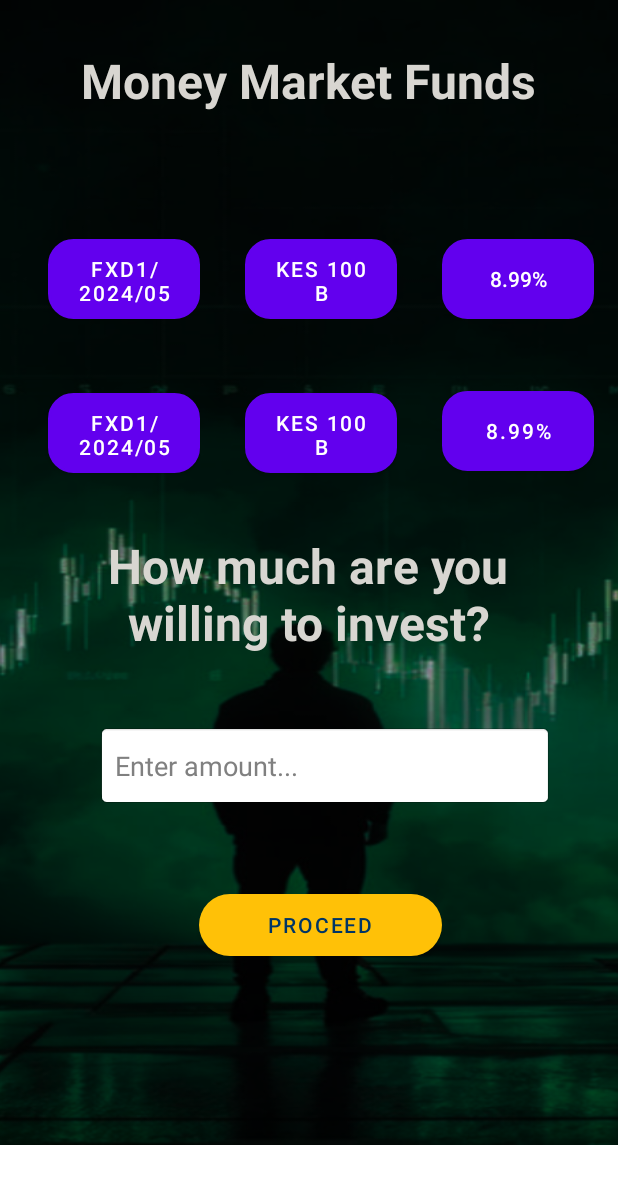
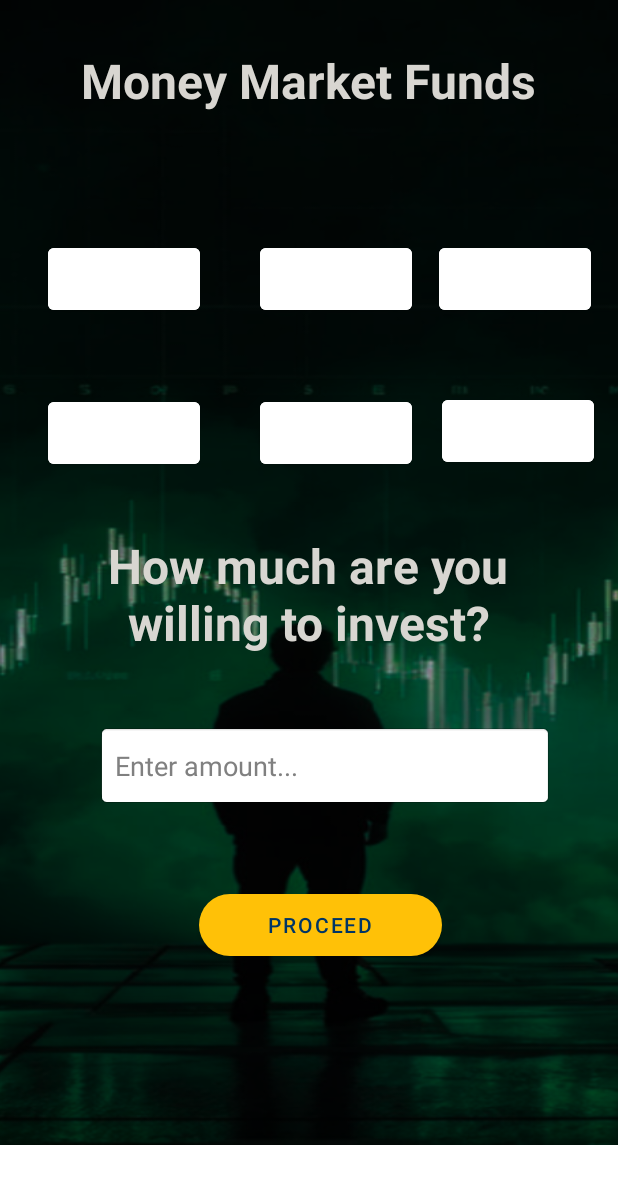
Before and after one commit to akirachix/Vivosparks-Mobile, an Android app: the MarketActivity screen opened directly, with no data from a screen before it, on a phone screen of 412 x 824 dp. Shown: the top 1184 px of the screen. Run offline under Robolectric (Android 15) with nearby library versions, the phone set to English and light mode, and no system bars.

Commit message:
Merge branch 'Feature/MarketPlace' of https://github.com/akirachix/Vivosparks-Mobile into feature/achievement
# Conflicts:
#	app/src/main/AndroidManifest.xml
#	app/src/main/java/com/akirachix/investikaTrial/ui/MarketActivity.kt
#	app/src/main/res/values/themes.xml

```diff
--- a/app/src/main/res/layout/activity_invest.xml
+++ b/app/src/main/res/layout/activity_invest.xml
@@ -39,6 +39,8 @@
         android:layout_width="296dp"
         android:layout_height="287dp"
         android:layout_marginTop="48dp"
+        android:layout_marginBottom="24dp"
+        app:layout_constraintBottom_toTopOf="@+id/btnProceed"
         app:layout_constraintEnd_toEndOf="parent"
         app:layout_constraintHorizontal_bias="0.495"
         app:layout_constraintStart_toStartOf="parent"
@@ -51,6 +53,7 @@
         android:layout_width="203dp"
         android:layout_height="65dp"
         android:layout_marginStart="32dp"
+        android:layout_marginTop="108dp"
         android:layout_marginEnd="32dp"
         android:background="@drawable/button_background"
         android:text="Invest"
@@ -58,7 +61,6 @@
         app:backgroundTint="#FFC107"
         app:cornerRadius="25dp"
         app:layout_constraintEnd_toEndOf="parent"
-        app:layout_constraintHorizontal_bias="0.576"
         app:layout_constraintStart_toStartOf="parent"
         app:layout_constraintTop_toBottomOf="@+id/imageView6" />
 
--- a/app/src/main/res/layout/activity_investment.xml
+++ b/app/src/main/res/layout/activity_investment.xml
@@ -72,7 +72,7 @@
         android:layout_marginEnd="24dp"
         android:background="@drawable/corners"
         android:text="Money market funds"
-        android:textAppearance="@style/TextAppearance.AppCompat.Medium"
+        android:textAppearance="@style/TextAppearance.AppCompat.Large"
         app:layout_constraintEnd_toEndOf="parent"
         app:layout_constraintStart_toStartOf="parent"
         app:layout_constraintTop_toBottomOf="@+id/questionText"
--- a/app/src/main/res/layout/activity_market.xml
+++ b/app/src/main/res/layout/activity_market.xml
@@ -88,7 +88,7 @@
         android:layout_height="53dp"
         android:layout_marginStart="32dp"
         android:layout_marginTop="44dp"
-        android:background="@drawable/corners"
+        android:backgroundTint="@color/white"
         android:text="FXD1/ 2024/05"
         app:layout_constraintStart_toStartOf="parent"
         app:layout_constraintTop_toBottomOf="@+id/moneyF" />
@@ -99,24 +99,9 @@
         android:layout_height="53dp"
         android:layout_marginStart="40dp"
         android:layout_marginTop="44dp"
-        android:layout_marginEnd="35dp"
-        android:background="@drawable/corners"
+        android:backgroundTint="@color/white"
         android:text="KES 100 B"
-        app:layout_constraintEnd_toStartOf="@+id/button3"
-        app:layout_constraintHorizontal_bias="0.666"
         app:layout_constraintStart_toEndOf="@+id/button"
-        app:layout_constraintTop_toBottomOf="@+id/moneyF" />
-
-    <Button
-        android:id="@+id/button3"
-        style="@style/Widget.AppCompat.Button.Borderless"
-        android:layout_width="101dp"
-        android:layout_height="53dp"
-        android:layout_marginTop="44dp"
-        android:layout_marginEnd="16dp"
-        android:background="@drawable/corners"
-        android:text="8.99%"
-        app:layout_constraintEnd_toEndOf="parent"
         app:layout_constraintTop_toBottomOf="@+id/moneyF" />
 
     <Button
@@ -124,7 +109,7 @@
         android:layout_width="101dp"
         android:layout_height="53dp"
         android:layout_marginTop="49dp"
-        android:background="@drawable/corners"
+        android:backgroundTint="@color/white"
         android:text="FXD1/ 2024/05"
         app:layout_constraintEnd_toEndOf="@+id/button"
         app:layout_constraintHorizontal_bias="1.0"
@@ -136,7 +121,7 @@
         android:layout_width="101dp"
         android:layout_height="53dp"
         android:layout_marginTop="49dp"
-        android:background="@drawable/corners"
+        android:backgroundTint="@color/white"
         android:text="KES 100 B"
         app:layout_constraintEnd_toEndOf="@+id/button2"
         app:layout_constraintHorizontal_bias="1.0"
@@ -147,13 +132,25 @@
         android:id="@+id/button6"
         android:layout_width="101dp"
         android:layout_height="53dp"
+        android:layout_marginStart="20dp"
         android:layout_marginTop="48dp"
-        android:background="@drawable/corners"
+        android:backgroundTint="@color/white"
         android:text="8.99%"
-        app:layout_constraintEnd_toEndOf="@+id/button3"
+        app:layout_constraintEnd_toEndOf="parent"
         app:layout_constraintHorizontal_bias="0.0"
-        app:layout_constraintStart_toStartOf="@+id/button3"
+        app:layout_constraintStart_toEndOf="@+id/button5"
         app:layout_constraintTop_toBottomOf="@+id/button3" />
+
+    <Button
+        android:id="@+id/button3"
+        android:layout_width="101dp"
+        android:layout_height="53dp"
+        android:layout_marginTop="44dp"
+        android:backgroundTint="@color/white"
+        android:text="FXD1/ 2024/05"
+        app:layout_constraintEnd_toEndOf="parent"
+        app:layout_constraintStart_toEndOf="@+id/button2"
+        app:layout_constraintTop_toBottomOf="@+id/moneyF" />
 
 
 </androidx.constraintlayout.widget.ConstraintLayout>
--- a/app/src/main/res/values/themes.xml
+++ b/app/src/main/res/values/themes.xml
@@ -11,5 +11,6 @@
         <item name="android:padding">16dp</item> <!-- Padding for the button -->
         <item name="android:layout_margin">8dp</item> <!-- Margin for spacing -->
 
+
     </style>
 </resources>
```
Also changed, not shown: app/src/main/res/layout/activity_achievement_screen.xml (+7 -3 lines).
